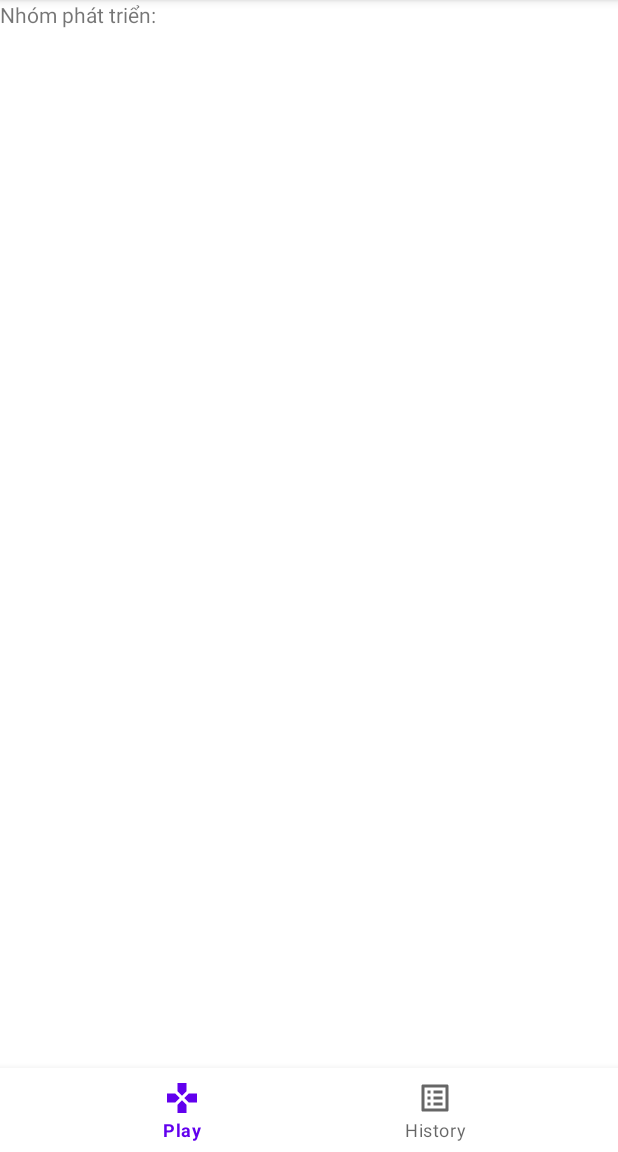
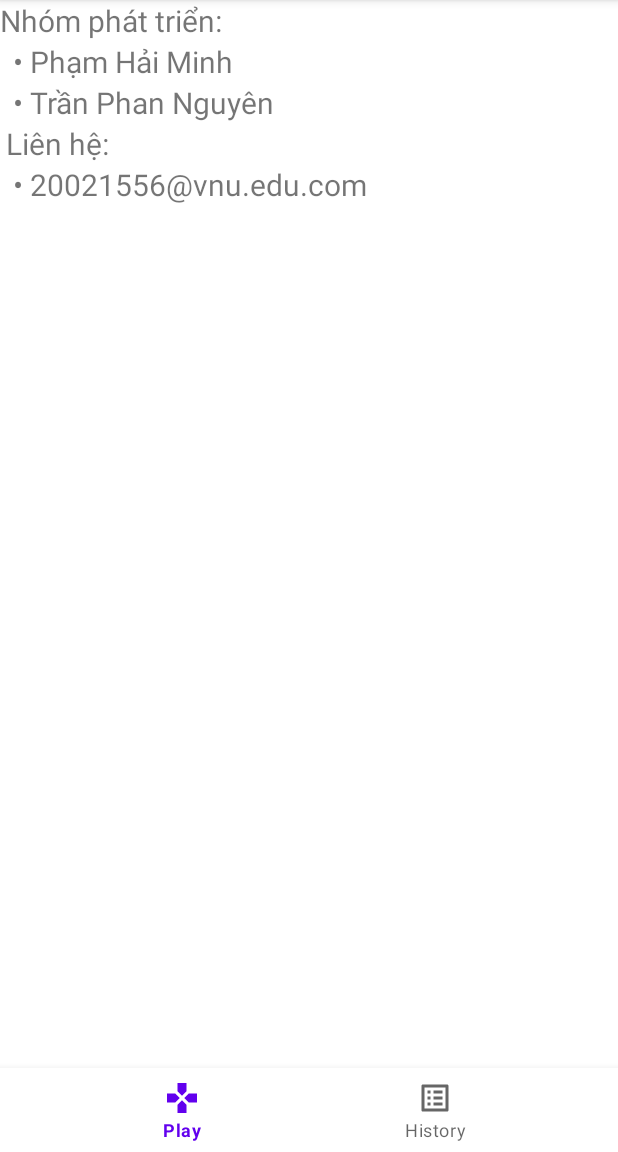
Before and after one commit to minhkli/LapTrinhDiDongFinalQuizz, an Android app: the InformationGameFragment screen opened through its navigation route, on a phone screen of 412 x 824 dp, the part 84-1236 px from its top. Run offline under Robolectric (Android 15) with nearby library versions, the phone set to English and light mode, and no system bars; our stand-ins replace navigation-ui.

Commit message:
Hai Minh

```diff
--- a/app/src/main/res/layout/fragment_information_game.xml
+++ b/app/src/main/res/layout/fragment_information_game.xml
@@ -1,15 +1,45 @@
 <?xml version="1.0" encoding="utf-8"?>
-<FrameLayout xmlns:android="http://schemas.android.com/apk/res/android"
+<LinearLayout xmlns:android="http://schemas.android.com/apk/res/android"
     xmlns:tools="http://schemas.android.com/tools"
     android:layout_width="match_parent"
     android:layout_height="match_parent"
     android:id="@+id/informationGameFragment"
+    android:orientation="vertical"
     tools:context=".InformationGameFragment">
 
     <!-- TODO: Update blank fragment layout -->
     <TextView
-        android:layout_width="match_parent"
-        android:layout_height="match_parent"
-        android:text="Nhóm phát triển:" />
+        android:layout_width="wrap_content"
+        android:layout_height="wrap_content"
+        android:text="Nhóm phát triển:"
+        android:textSize="20sp"/>
 
-</FrameLayout>
+    <TextView
+        android:layout_width="wrap_content"
+        android:layout_height="wrap_content"
+        android:layout_marginLeft="4dp"
+        android:textSize="20sp"
+        android:text=" • Phạm Hải Minh" />
+
+    <TextView
+        android:layout_width="wrap_content"
+        android:layout_height="wrap_content"
+        android:layout_marginLeft="4dp"
+        android:textSize="20sp"
+        android:text=" • Trần Phan Nguyên" />
+
+    <TextView
+        android:layout_width="wrap_content"
+        android:layout_height="wrap_content"
+        android:textSize="20sp"
+        android:layout_marginLeft="4dp"
+        android:text="Liên hệ:" />
+
+    <TextView
+        android:layout_width="wrap_content"
+        android:layout_height="wrap_content"
+        android:layout_marginLeft="4dp"
+        android:textSize="20sp"
+        android:text=" • 20021556@vnu.edu.com" />
+
+</LinearLayout>
```
